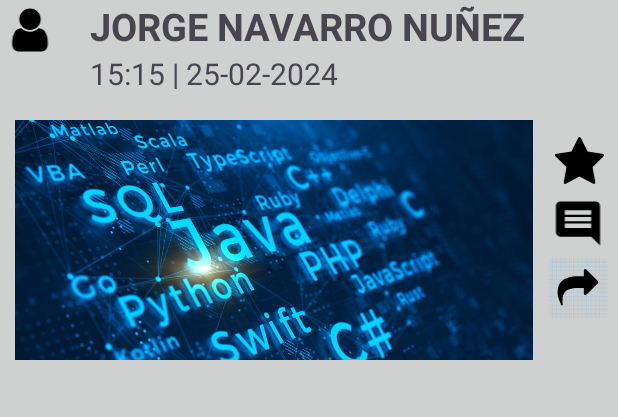
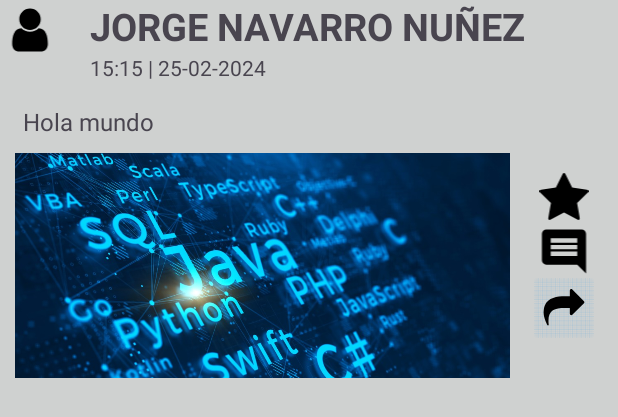
Before and after one commit to societyscripters/Scripters-SocietyApp, an Android app: the layout item_public.xml on its own in the app's theme, with its tools: preview values and no code run, on a phone screen of 412 x 824 dp. Shown: the top 417 px of the screen. Run offline under Robolectric (Android 15) with nearby library versions, the phone set to English and light mode, and no system bars; network calls fail.

Commit message:
listado de publicaciones

```diff
--- a/app/src/main/java/com/example/scripters_society/PerfilFragment.java
+++ b/app/src/main/java/com/example/scripters_society/PerfilFragment.java
@@ -71,7 +71,7 @@ public class PerfilFragment extends Fragment {
 
         tvNombreUsuario.setText(usuarioLogeado.getName());
         tvEmailUsuario.setText(usuarioLogeado.getEmail());
-        tvEstadoUsuario.setText('"'+"Hola mundo"+'"');
+        tvEstadoUsuario.setText('"'+usuarioLogeado.getStatus()+'"');
         return view;
     }
 }
--- a/app/src/main/java/com/example/scripters_society/UserCallBack.java
+++ b/app/src/main/java/com/example/scripters_society/controllers/interfaces/UserCallBack.java
@@ -1,4 +1,4 @@
-package com.example.scripters_society;
+package com.example.scripters_society.controllers.interfaces;
 
 public interface UserCallBack {
     void onUserLoaded(Object[] data);
--- a/app/src/main/res/layout/item_public.xml
+++ b/app/src/main/res/layout/item_public.xml
@@ -32,47 +32,58 @@
             android:layout_marginTop="35dp"
             android:paddingLeft="10dp"
             android:text="15:15 | 25-02-2024"
-            android:textSize="20sp" />
+            android:textSize="14sp" />
 
 
     </FrameLayout>
     <LinearLayout
+        android:orientation="horizontal"
         android:layout_width="match_parent"
-        android:layout_height="170dp">
-        <ImageView
-            android:id="@+id/imgPublicacion"
-            android:layout_width="345dp"
-            android:layout_height="160dp"
-            android:layout_marginStart="10dp"
-            android:layout_marginTop="10dp"
-            android:scaleType="centerCrop"
-            android:src="@drawable/imgpub" />
+        android:layout_height="200dp">
+        <LinearLayout
+            android:orientation="vertical"
+            android:layout_width="wrap_content"
+            android:layout_height="200dp">
+            <TextView
+                android:id="@+id/tvDescription"
+                android:text="Hola mundo"
+                android:textSize="16sp"
+                android:layout_marginStart="15dp"
+                android:layout_width="match_parent"
+                android:layout_height="wrap_content">
+            </TextView>
+            <ImageView
+                android:id="@+id/imgPublicacion"
+                android:layout_width="330dp"
+                android:layout_height="150dp"
+                android:layout_marginStart="10dp"
+                android:layout_marginTop="10dp"
+                android:scaleType="centerCrop"
+                android:src="@drawable/imgpub"/>
+        </LinearLayout>
+
 
         <LinearLayout
-            android:layout_width="40dp"
-            android:layout_height="150dp"
-            android:layout_marginStart="10dp"
-            android:layout_marginTop="15dp"
+            android:layout_width="match_parent"
+            android:layout_height="wrap_content"
+            android:layout_gravity="center"
+            android:gravity="center"
             android:orientation="vertical"
             android:textAlignment="center">
 
             <ImageView
-                android:layout_width="35dp"
+                android:layout_width="40dp"
                 android:layout_height="35dp"
-                android:layout_marginLeft="3dp"
-                android:layout_marginTop="5dp"
                 android:src="@drawable/star" />
 
             <ImageView
                 android:layout_width="40dp"
                 android:layout_height="35dp"
-                android:layout_marginTop="5dp"
                 android:src="@drawable/comment_24" />
 
             <ImageView
                 android:layout_width="40dp"
                 android:layout_height="40dp"
-                android:layout_marginTop="5dp"
                 android:src="@drawable/share" />
 
         </LinearLayout>
```
Also changed, not shown: app/src/main/java/com/example/scripters_society/HomeFragment.java (+53 -10 lines), app/src/main/java/com/example/scripters_society/Login.java (+16 -13 lines), app/src/main/java/com/example/scripters_society/controllers/interfaces/PublicationCallBack.java (added, +10 -0 lines), app/src/main/java/com/example/scripters_society/models/AdapterPublications.java (+48 -5 lines), app/src/main/java/com/example/scripters_society/models/Publication.java (+80 -0 lines), app/src/main/java/com/example/scripters_society/models/UserLoged.java (+19 -0 lines).
